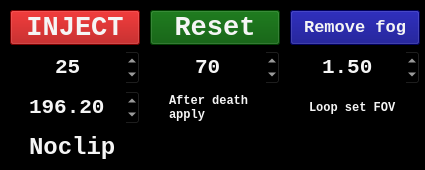
Before: the Qt Designer form Not needed but if you want to modify source code you will need to copy inside of the folder to the main folder/gui.ui in Quazonish/RobloHck, drawn with Qt 5.
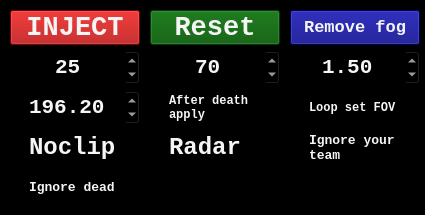
After: the same form once the commit is applied.

Diff of the .ui file:
```diff
--- a/Not needed but if you want to modify source code you will need to copy inside of the folder to the main folder/gui.ui
+++ b/Not needed but if you want to modify source code you will need to copy inside of the folder to the main folder/gui.ui
@@ -7,7 +7,7 @@
     <x>0</x>
     <y>0</y>
     <width>425</width>
-    <height>170</height>
+    <height>215</height>
    </rect>
   </property>
   <property name="sizePolicy">
@@ -19,13 +19,13 @@
   <property name="minimumSize">
    <size>
     <width>425</width>
-    <height>170</height>
+    <height>215</height>
    </size>
   </property>
   <property name="maximumSize">
    <size>
     <width>425</width>
-    <height>170</height>
+    <height>215</height>
    </size>
   </property>
   <property name="baseSize">
@@ -539,6 +539,133 @@
      <bool>false</bool>
     </property>
    </widget>
+   <widget class="QCheckBox" name="Radar">
+    <property name="geometry">
+     <rect>
+      <x>150</x>
+      <y>130</y>
+      <width>130</width>
+      <height>35</height>
+     </rect>
+    </property>
+    <property name="font">
+     <font>
+      <family>Consolas</family>
+      <pointsize>18</pointsize>
+      <weight>75</weight>
+      <bold>true</bold>
+     </font>
+    </property>
+    <property name="mouseTracking">
+     <bool>true</bool>
+    </property>
+    <property name="toolTip">
+     <string>Adds radar to corner of your screen</string>
+    </property>
+    <property name="toolTipDuration">
+     <number>5</number>
+    </property>
+    <property name="styleSheet">
+     <string notr="true">color: rgb(245, 245, 245)</string>
+    </property>
+    <property name="text">
+     <string>Radar</string>
+    </property>
+    <property name="iconSize">
+     <size>
+      <width>20</width>
+      <height>20</height>
+     </size>
+    </property>
+    <property name="checked">
+     <bool>false</bool>
+    </property>
+   </widget>
+   <widget class="QCheckBox" name="IgnoreTeam">
+    <property name="geometry">
+     <rect>
+      <x>290</x>
+      <y>130</y>
+      <width>130</width>
+      <height>35</height>
+     </rect>
+    </property>
+    <property name="font">
+     <font>
+      <family>Consolas</family>
+      <pointsize>10</pointsize>
+      <weight>75</weight>
+      <bold>true</bold>
+     </font>
+    </property>
+    <property name="mouseTracking">
+     <bool>true</bool>
+    </property>
+    <property name="toolTip">
+     <string>Radar will ignore your team if you enable this</string>
+    </property>
+    <property name="toolTipDuration">
+     <number>5</number>
+    </property>
+    <property name="styleSheet">
+     <string notr="true">color: rgb(245, 245, 245)</string>
+    </property>
+    <property name="text">
+     <string>Ignore your
+team</string>
+    </property>
+    <property name="iconSize">
+     <size>
+      <width>20</width>
+      <height>20</height>
+     </size>
+    </property>
+    <property name="checked">
+     <bool>false</bool>
+    </property>
+   </widget>
+   <widget class="QCheckBox" name="IgnoreDead">
+    <property name="geometry">
+     <rect>
+      <x>10</x>
+      <y>170</y>
+      <width>130</width>
+      <height>35</height>
+     </rect>
+    </property>
+    <property name="font">
+     <font>
+      <family>Consolas</family>
+      <pointsize>10</pointsize>
+      <weight>75</weight>
+      <bold>true</bold>
+     </font>
+    </property>
+    <property name="mouseTracking">
+     <bool>true</bool>
+    </property>
+    <property name="toolTip">
+     <string>Radar will ignore your dead players if you enable this</string>
+    </property>
+    <property name="toolTipDuration">
+     <number>5</number>
+    </property>
+    <property name="styleSheet">
+     <string notr="true">color: rgb(245, 245, 245)</string>
+    </property>
+    <property name="text">
+     <string>Ignore dead</string>
+    </property>
+    <property name="iconSize">
+     <size>
+      <width>20</width>
+      <height>20</height>
+     </size>
+    </property>
+    <property name="checked">
+     <bool>false</bool>
+    </property>
+   </widget>
   </widget>
  </widget>
  <resources/>
```
Left out of the diff: 2 changed lines with no effect on the pictures.
